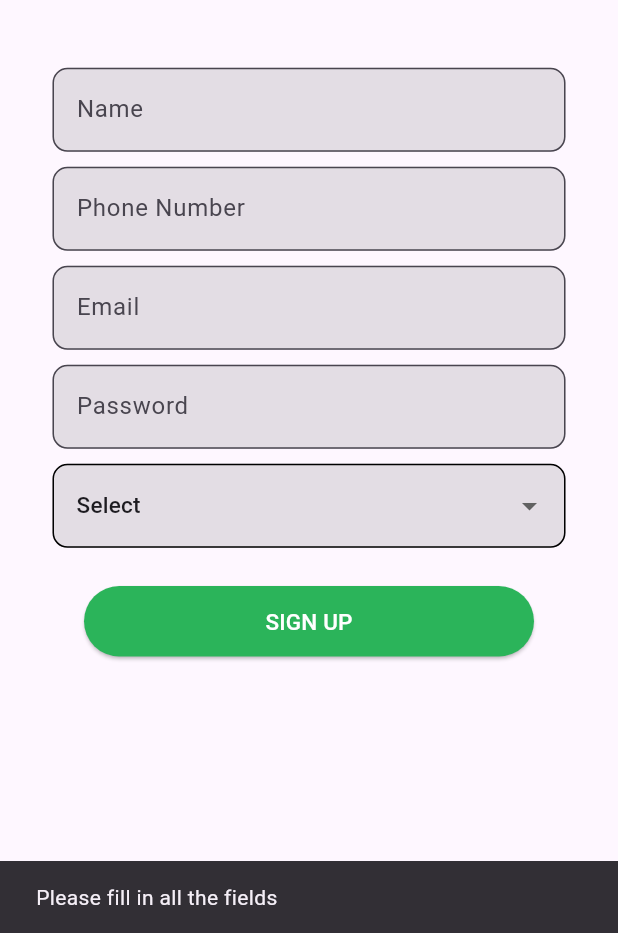
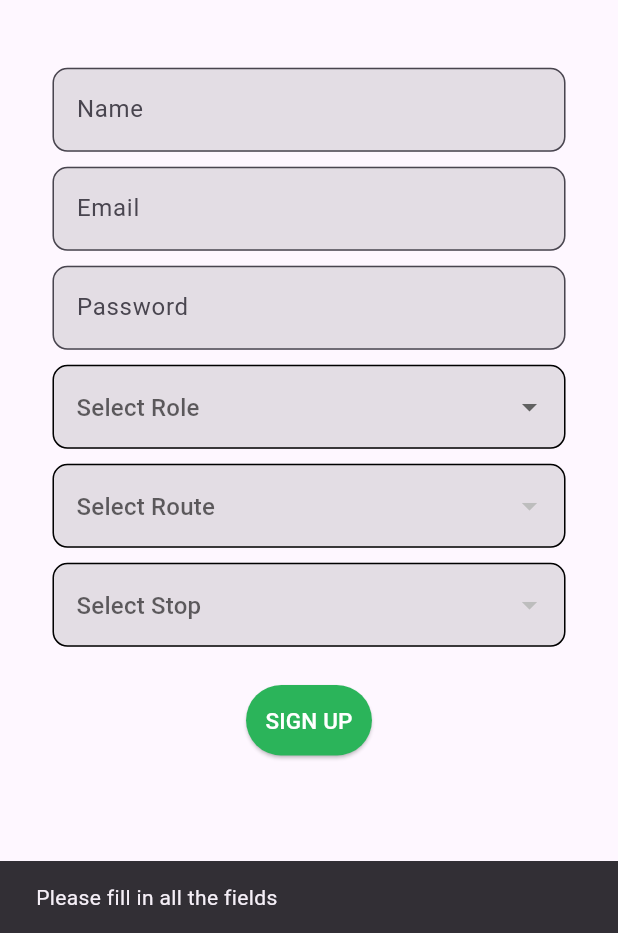
Before and after one commit to usman-037/on_track-mobile, a Flutter app: the Mysignup screen opened by its route, after a tap on "SIGN UP", on a phone screen of 412 x 824 dp, the part 303-1236 px from its top. Run offline on Flutter 3.47's test engine with Material 3 defaults, Android fonts, the phone set to English and light mode, and no system bars; our stand-ins replace qr_flutter; missing offline and left inert: dart:ffi, fancy_button_flutter, mongo_dart.

Commit message:
implemented route registration

```diff
--- a/lib/MongoDBModel.dart
+++ b/lib/MongoDBModel.dart
@@ -1,9 +1,4 @@
-// To parse this JSON data, do
-//
-//     final mongoDbModel = mongoDbModelFromJson(jsonString);
-
 import 'dart:convert';
-
 import 'package:mongo_dart/mongo_dart.dart';
 
 MongoDbModel mongoDbModelFromJson(String str) => MongoDbModel.fromJson(json.decode(str));
@@ -13,34 +8,40 @@ String mongoDbModelToJson(MongoDbModel data) => json.encode(data.toJson());
 class MongoDbModel {
   ObjectId id;
   String name;
-  String phonenumber;
   String email;
   String password;
   String role;
+  int route;
+  String stop;
   MongoDbModel({
     required this.id,
     required this.name,
-    required this.phonenumber,
     required this.email,
     required this.password,
     required this.role,
+    required this.route,
+    required this.stop,
+
   });
 
   factory MongoDbModel.fromJson(Map<String, dynamic> json) => MongoDbModel(
     id: json["_id"],
     name: json["name"],
-    phonenumber: json["phonenumber"],
     email: json["email"],
     password: json["password"],
     role: json["role"],
+    route: json["route"],
+    stop: json["stop"],
+
   );
 
   Map<String, dynamic> toJson() => {
     "_id": id,
     "name": name,
-    "phonenumber": phonenumber,
     "email": email,
     "password": password,
     "role":role,
+    "route":route,
+    "stop":stop,
   };
 }
--- a/lib/dbHelper/mongodb.dart
+++ b/lib/dbHelper/mongodb.dart
@@ -1,3 +1,5 @@
+import 'dart:ffi';
+
 import 'package:mongo_dart/mongo_dart.dart';
 import 'package:ontrack/dbHelper/constant.dart';
 import 'package:ontrack/MongoDBModel.dart';
@@ -6,8 +8,6 @@ class MongoDatabase {
   static connect() async {
     var db = await Db.create(MONGO_CONN_URL);
     await db.open();
-
-    var userCollection = db.collection(USER_COLLECTION);
   }
 
   static Future<bool> queryEmailExists(String email) async {
@@ -56,7 +56,6 @@ class MongoDatabase {
         "email": femail,
         "password": fpassword,
       });
-
       return result !=
           null; // Return true if the email or password exists, false otherwise
     } catch (e) {
@@ -78,5 +77,32 @@ class MongoDatabase {
     return result?["name"];
   }
 
+  static Future<List<int>> queryFetchRoutes() async {
+    var db = await Db.create(MONGO_CONN_URL);
+    await db.open();
+    var routeCollection = db.collection(ROUTES_COLLECTION);
+    var cursor = routeCollection.find({"route_no": {r"$exists": true}});
+    var documents = await cursor.toList();
+    var routeNumbers = documents.map((doc) => doc["route_no"] as int).toList();
+    // routeNumbers.forEach((routeNo) {
+    //   print(routeNo);
+    // });
+    await db.close();
+    return routeNumbers;
+  }
 
+  static Future<List<String>> queryFetchStops(int routeNumber) async {
+
+    var db = await Db.create(MONGO_CONN_URL);
+    await db.open();
+    var routeCollection = db.collection(ROUTES_COLLECTION);
+    var result = await routeCollection.findOne({
+      "route_no": routeNumber,
+    });
+    await db.close();
+      var stopsString = result?["stops"] as String;
+      var stopsList = stopsString.split(',');
+      stopsList = stopsList.map((stop) => stop.trim()).toList();
+      return stopsList;
+  }
 }
--- a/lib/signup.dart
+++ b/lib/signup.dart
@@ -11,11 +11,43 @@ class Mysignup extends StatefulWidget {
 }
 
 class _MysignupState extends State<Mysignup> {
-  List<String> role = ['Select', 'Student', 'Teacher'];
-  String? selectedItem = 'Select';
+  List<String> role = ['Student', 'Teacher'];
+  List<int> routes = [];
+  List<String> stops = [];
+  String? selectedRole;
+  int? selectedRoute;
+  String? selectedStop;
+  @override
+  void initState() {
+    super.initState();
+    fetchData(); // Assuming fetchData is an asynchronous function
+  }
+
+  Future<void> fetchData() async {
+    List<int> result = await fetchRoutesList();
+    setState(() {
+      routes = result;
+    });
+  }
+
+  Future<void> fetchStopsForRoute(int routeNumber) async {
+    showDialog(
+      context: context,
+      barrierDismissible: false,
+      builder: (context) => Center(
+        child: CircularProgressIndicator(),
+      ),
+    );
+    List<String> stopsList = await MongoDatabase.queryFetchStops(routeNumber);
+    setState(() {
+      stops = stopsList;
+      selectedStop = null;
+      Navigator.pop(context); // Reset selected stop when route changes
+    });
+  }
+
   var fnameController = new TextEditingController();
   var femailController = new TextEditingController();
-  var fphonenumberController = new TextEditingController();
   var fpasswordController = new TextEditingController();
 
   @override
@@ -48,23 +80,8 @@ class _MysignupState extends State<Mysignup> {
                       controller: fnameController,
                       decoration: InputDecoration(
                           fillColor: const Color.fromARGB(27, 0, 0, 0),
-
                           filled: true,
-
                           hintText: 'Name',
-                          border: OutlineInputBorder(
-                              borderRadius: BorderRadius.circular(10))),
-                    ),
-                    SizedBox(
-                      height: 10,
-                    ),
-                    TextField(
-                      controller: fphonenumberController,
-                      decoration: InputDecoration(
-                          filled: true,
-                          fillColor: const Color.fromARGB(27, 0, 0, 0),
-
-                          hintText: 'Phone Number',
                           border: OutlineInputBorder(
                               borderRadius: BorderRadius.circular(10))),
                     ),
@@ -75,7 +92,6 @@ class _MysignupState extends State<Mysignup> {
                       controller: femailController,
                       decoration: InputDecoration(
                           fillColor: const Color.fromARGB(27, 0, 0, 0),
-
                           filled: true,
                           hintText: 'Email',
                           border: OutlineInputBorder(
@@ -89,7 +105,6 @@ class _MysignupState extends State<Mysignup> {
                       obscureText: true,
                       decoration: InputDecoration(
                           fillColor: const Color.fromARGB(27, 0, 0, 0),
-
                           filled: true,
                           hintText: 'Password',
                           border: OutlineInputBorder(
@@ -100,13 +115,12 @@ class _MysignupState extends State<Mysignup> {
                     ),
                     DropdownButtonFormField<String>(
                       decoration: InputDecoration(
+                          hintText: "Select Role",
                           fillColor: const Color.fromARGB(27, 0, 0, 0),
-
                           filled: true,
                           enabledBorder: OutlineInputBorder(
                             borderRadius: BorderRadius.circular(10),
                           )),
-                      value: selectedItem,
                       items: role
                           .map((item) => DropdownMenuItem<String>(
                                 value: item,
@@ -114,27 +128,88 @@ class _MysignupState extends State<Mysignup> {
                                     Text(item, style: TextStyle(fontSize: 15)),
                               ))
                           .toList(),
-                      onChanged: (item) => setState(() => selectedItem = item),
+                      onChanged: (item) => setState(() => selectedRole = item),
+                    ),
+                    SizedBox(
+                      height: 10,
+                    ),
+                    DropdownButtonFormField<int>(
+                      decoration: InputDecoration(
+                          hintText: "Select Route",
+                          fillColor: const Color.fromARGB(27, 0, 0, 0),
+                          filled: true,
+                          enabledBorder: OutlineInputBorder(
+                            borderRadius: BorderRadius.circular(10),
+                          )),
+                      items: routes
+                          .map((item) => DropdownMenuItem<int>(
+                                value: item,
+                                child: Text(item.toString(),
+                                    style: TextStyle(fontSize: 15)),
+                              ))
+                          .toList(),
+                      onChanged: (item) {
+                        setState(() {
+                          selectedRoute = item;
+                          selectedStop = null;
+
+                          // Call the method to fetch stops for the selected route
+                          fetchStopsForRoute(item!);
+                        });
+                      },
+                    ),
+                    SizedBox(
+                      height: 10,
+                    ),
+                    DropdownButtonFormField<String>(
+                      decoration: InputDecoration(
+                          hintText: "Select Stop",
+                          fillColor: const Color.fromARGB(27, 0, 0, 0),
+                          filled: true,
+                          enabledBorder: OutlineInputBorder(
+                            borderRadius: BorderRadius.circular(10),
+                          )),
+                      items: stops
+                          .map((item) => DropdownMenuItem<String>(
+                                value: item,
+                                child:
+                                    Text(item, style: TextStyle(fontSize: 15)),
+                              ))
+                          .toList(),
+                      onChanged: (item) => setState(() => selectedStop = item),
+                      value: selectedStop, // Add this line to
                     ),
                     SizedBox(
                       height: 25,
                     ),
                     ElevatedButton(
                       onPressed: () {
+                        if (fnameController.text.isEmpty ||
+                            femailController.text.isEmpty ||
+                            fpasswordController.text.isEmpty ||
+                            selectedRole == null ||
+                            selectedRoute == null ||
+                            selectedStop == null) {
+                          ScaffoldMessenger.of(context).showSnackBar(
+                            SnackBar(
+                                content: Text('Please fill in all the fields')),
+                          );
+                        } else {
                           _insertData(
                             fnameController.text,
-                            fphonenumberController.text,
                             femailController.text,
                             fpasswordController.text,
-                            selectedItem!);
+                            selectedRole!,
+                            selectedRoute!,
+                            selectedStop!,
+                          );
+                        }
                         // Code to be executed when the button is pressed
                       },
-                      // Optionally, you can reset the dropdown selection to its initial state
-
                       style: ElevatedButton.styleFrom(
                         backgroundColor: Color(0xFF2BB45A),
                         padding: EdgeInsets.all(13.0),
-                        minimumSize: Size(300.0, 0),
+                        // minimumSize: Size(300.0, 0),
                       ),
                       child: Text(
                         'SIGN UP',
@@ -151,8 +226,8 @@ class _MysignupState extends State<Mysignup> {
     );
   }
 
-  Future<void> _insertData(String fname, String fphonenumber, String femail,
-      String fpassword, String frole) async {
+  Future<void> _insertData(String fname, String femail, String fpassword,
+      String frole, int fRoute, String fStop) async {
     showDialog(
       context: context,
       barrierDismissible: false,
@@ -160,22 +235,17 @@ class _MysignupState extends State<Mysignup> {
         child: CircularProgressIndicator(),
       ),
     );
-    // Validate that all text fields are filled
-    if (fname.isEmpty ||
-        fphonenumber.isEmpty ||
-        femail.isEmpty ||
-        fpassword.isEmpty ||
-        frole == 'Select') {
+
     Navigator.pop(context); // Dismiss the dialog
     ScaffoldMessenger.of(context).showSnackBar(
-        SnackBar(content: Text('Please fill in all the fields')),
+      const SnackBar(content: Text('Please fill in all the fields')),
     );
-    } else {
+
     // Check if the email already exists
     if (await isEmailAlreadyExists(femail)) {
       Navigator.pop(context); // Dismiss the dialog
       ScaffoldMessenger.of(context).showSnackBar(
-          SnackBar(
+        const SnackBar(
             content:
                 Text('Email already exists! Please use a different email')),
       );
@@ -184,13 +254,13 @@ class _MysignupState extends State<Mysignup> {
       final data = MongoDbModel(
           id: _id,
           name: fname,
-            phonenumber: fphonenumber,
           email: femail,
           password: fpassword,
-            role: frole);
+          role: frole,
+          route: fRoute,
+          stop: fStop);
       await MongoDatabase.insert(data);
       fnameController.clear();
-        fphonenumberController.clear();
       femailController.clear();
       fpasswordController.clear();
       ScaffoldMessenger.of(context).showSnackBar(
@@ -202,10 +272,15 @@ class _MysignupState extends State<Mysignup> {
       Navigator.pushNamed(context, '/login');
     }
   }
-  }
+
   Future<bool> isEmailAlreadyExists(String email) async {
     // Query the database to check if the email already exists
     var result = await MongoDatabase.queryEmailExists(email);
     return result; // Return true if email exists, false otherwise
   }
+
+  Future<List<int>> fetchRoutesList() async {
+    List<int> result = await MongoDatabase.queryFetchRoutes();
+    return result; // Return true if email exists, false otherwise
   }
+}
```
Lines whose indentation alone changed are shown as unchanged.
